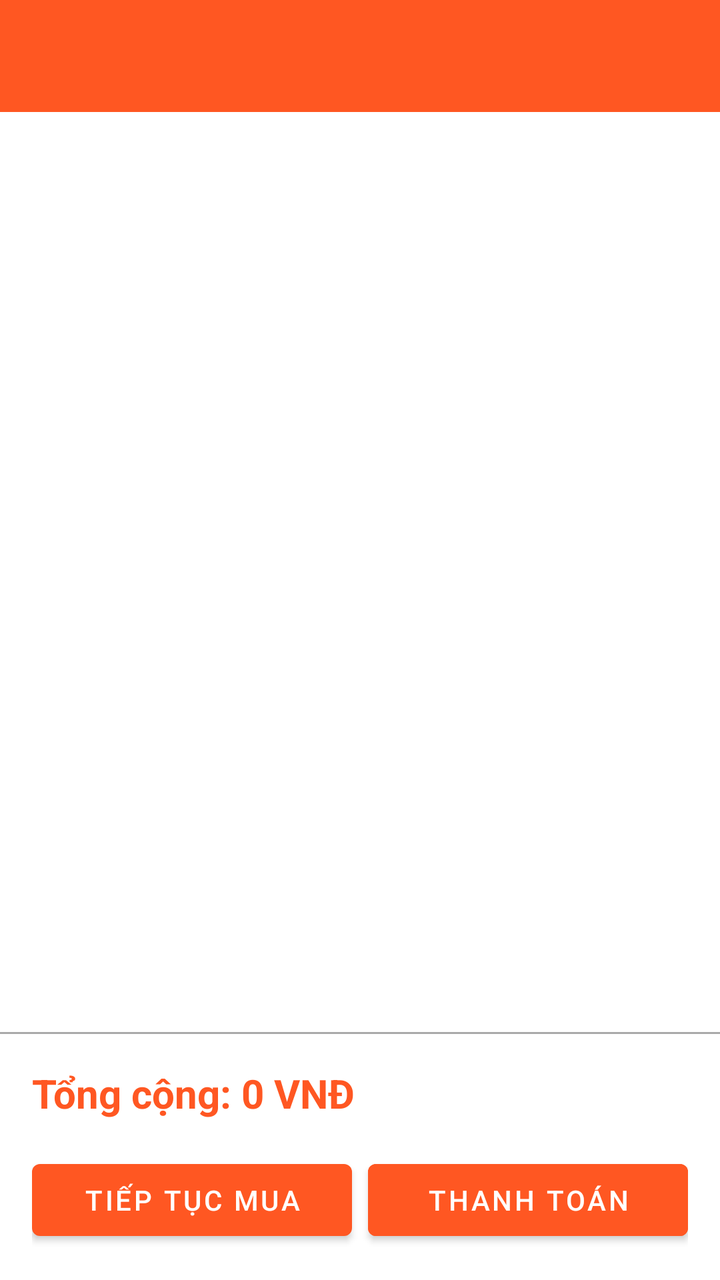
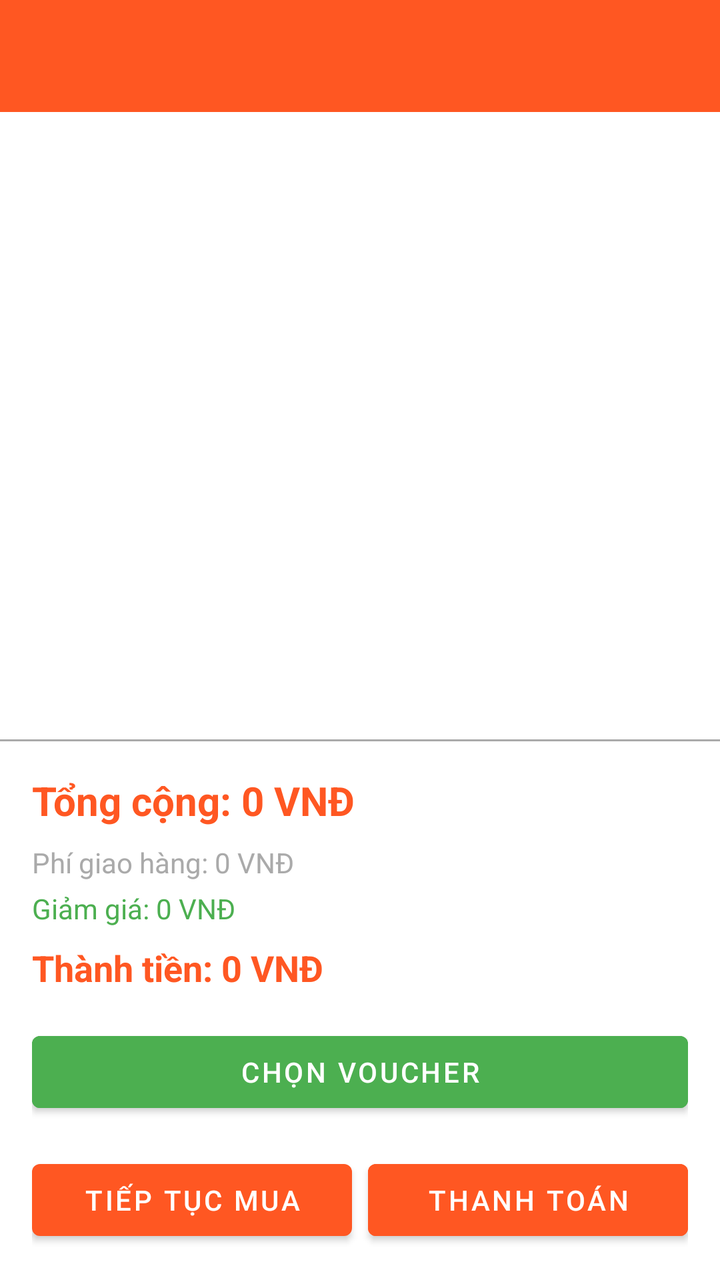

Two renders of the same Android screen: before a commit and after it. Below are the layout's source before the change and the commit's diff.
<!-- AndroidManifest.xml: application theme Theme.FoodOrder -->
<!-- res/layout/activity_cart.xml -->
<?xml version="1.0" encoding="utf-8"?>
<LinearLayout xmlns:android="http://schemas.android.com/apk/res/android"
    android:layout_width="match_parent"
    android:layout_height="match_parent"
    android:orientation="vertical">

    <androidx.appcompat.widget.Toolbar
        android:id="@+id/toolbar"
        android:layout_width="match_parent"
        android:layout_height="?attr/actionBarSize"
        android:background="@color/primary_color"
        android:title="Giỏ hàng"
        android:titleTextColor="@android:color/white"
        android:navigationIcon="@drawable/ic_back"/>

    <TextView
        android:id="@+id/tvEmptyCart"
        android:layout_width="match_parent"
        android:layout_height="match_parent"
        android:text="Giỏ hàng trống"
        android:textSize="18sp"
        android:gravity="center"
        android:visibility="gone"/>

    <androidx.recyclerview.widget.RecyclerView
        android:id="@+id/rvCart"
        android:layout_width="match_parent"
        android:layout_height="0dp"
        android:layout_weight="1"/>

    <View
        android:layout_width="match_parent"
        android:layout_height="1dp"
        android:background="@android:color/darker_gray"/>

    <LinearLayout
        android:layout_width="match_parent"
        android:layout_height="wrap_content"
        android:orientation="vertical"
        android:padding="16dp"
        android:background="@android:color/white">

        <TextView
            android:id="@+id/tvTotalPrice"
            android:layout_width="wrap_content"
            android:layout_height="wrap_content"
            android:text="Tổng cộng: 0 VNĐ"
            android:textSize="20sp"
            android:textStyle="bold"
            android:textColor="@color/primary_color"
            android:layout_marginBottom="16dp"/>

        <LinearLayout
            android:layout_width="match_parent"
            android:layout_height="wrap_content"
            android:orientation="horizontal">

            <Button
                android:id="@+id/btnContinue"
                android:layout_width="0dp"
                android:layout_height="wrap_content"
                android:layout_weight="1"
                android:text="Tiếp tục mua"
                android:layout_marginEnd="8dp"/>

            <Button
                android:id="@+id/btnCheckout"
                android:layout_width="0dp"
                android:layout_height="wrap_content"
                android:layout_weight="1"
                android:text="Thanh toán"
                android:backgroundTint="@color/primary_color"/>

        </LinearLayout>

    </LinearLayout>

</LinearLayout>
<!-- resources referenced by this layout -->
<resources>
  <color name="primary_color">#FF5722</color>
  <!-- drawable ic_back (drawable) -->
  <?xml version="1.0" encoding="utf-8"?>
  <vector xmlns:android="http://schemas.android.com/apk/res/android"
      android:width="24dp"
      android:height="24dp"
      android:viewportWidth="24"
      android:viewportHeight="24"
      android:tint="?attr/colorControlNormal">
      <path
          android:fillColor="@android:color/white"
          android:pathData="M20,11H7.83l5.59,-5.59L12,4l-8,8 8,8 1.41,-1.41L7.83,13H20v-2z"/>
  </vector>
  <style name="Theme.FoodOrder" parent="Theme.MaterialComponents.DayNight.NoActionBar">
          
          <item name="colorPrimary">@color/primary_color</item>
          <item name="colorPrimaryVariant">@color/primary_dark</item>
          <item name="colorOnPrimary">@color/white</item>
  
          
          <item name="colorSecondary">@color/accent</item>
          <item name="colorSecondaryVariant">@color/teal_700</item>
          <item name="colorOnSecondary">@color/black</item>
  
          
          <item name="android:windowBackground">@color/background</item>
  
          
          <item name="colorSurface">@color/surface</item>
          <item name="colorOnSurface">@color/text_primary</item>
          <item name="colorError">#FF0000</item>
      </style>
  <color name="primary_dark">#E64A19</color>
  <color name="white">#FFFFFFFF</color>
  <color name="accent">#FFC107</color>
  <color name="teal_700">#FF018786</color>
  <color name="black">#FF000000</color>
  <color name="background">#FFFFFF</color>
  <color name="surface">#F5F5F5</color>
  <color name="text_primary">#212121</color>
</resources>

<!-- the commit's change to res/layout/activity_cart.xml (unified diff, before → after) -->
@@ -40,6 +40,7 @@
         android:padding="16dp"
         android:background="@android:color/white">
 
+        
         <TextView
             android:id="@+id/tvTotalPrice"
             android:layout_width="wrap_content"
@@ -48,6 +49,46 @@
             android:textSize="20sp"
             android:textStyle="bold"
             android:textColor="@color/primary_color"
+            android:layout_marginBottom="8dp"/>
+
+        
+        <TextView
+            android:id="@+id/tvDeliveryFee"
+            android:layout_width="wrap_content"
+            android:layout_height="wrap_content"
+            android:text="Phí giao hàng: 0 VNĐ"
+            android:textSize="14sp"
+            android:textColor="@android:color/darker_gray"
+            android:layout_marginBottom="4dp"/>
+
+        
+        <TextView
+            android:id="@+id/tvVoucherDiscount"
+            android:layout_width="wrap_content"
+            android:layout_height="wrap_content"
+            android:text="Giảm giá: 0 VNĐ"
+            android:textSize="14sp"
+            android:textColor="#4CAF50"
+            android:layout_marginBottom="8dp"/>
+
+        
+        <TextView
+            android:id="@+id/tvFinalTotal"
+            android:layout_width="wrap_content"
+            android:layout_height="wrap_content"
+            android:text="Thành tiền: 0 VNĐ"
+            android:textSize="18sp"
+            android:textStyle="bold"
+            android:textColor="#FF5722"
+            android:layout_marginBottom="16dp"/>
+
+        
+        <Button
+            android:id="@+id/btnSelectVoucher"
+            android:layout_width="match_parent"
+            android:layout_height="wrap_content"
+            android:text="Chọn voucher"
+            android:backgroundTint="#4CAF50"
             android:layout_marginBottom="16dp"/>
 
         <LinearLayout
